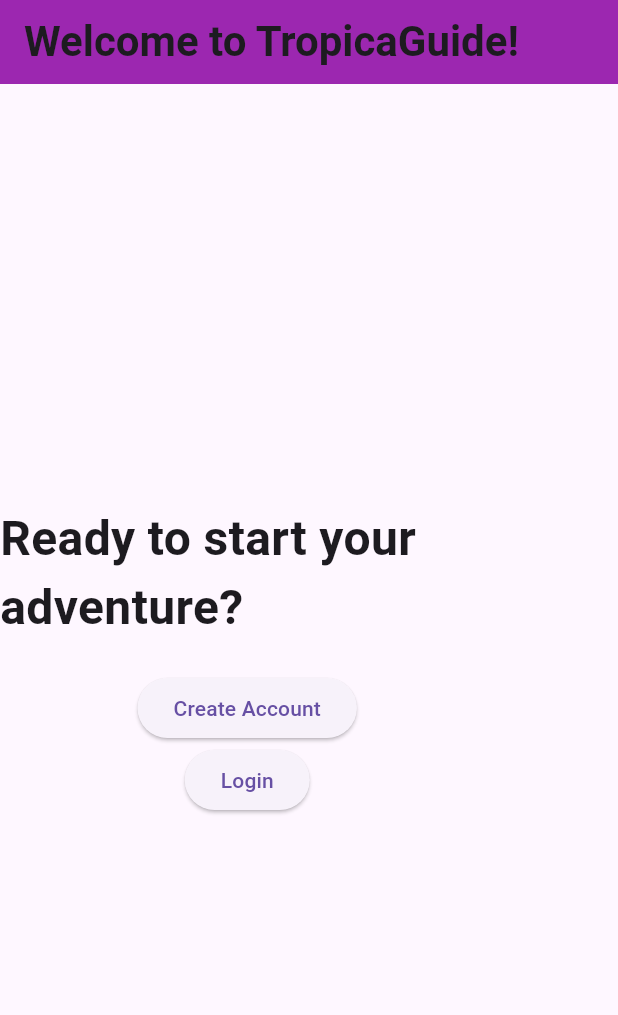
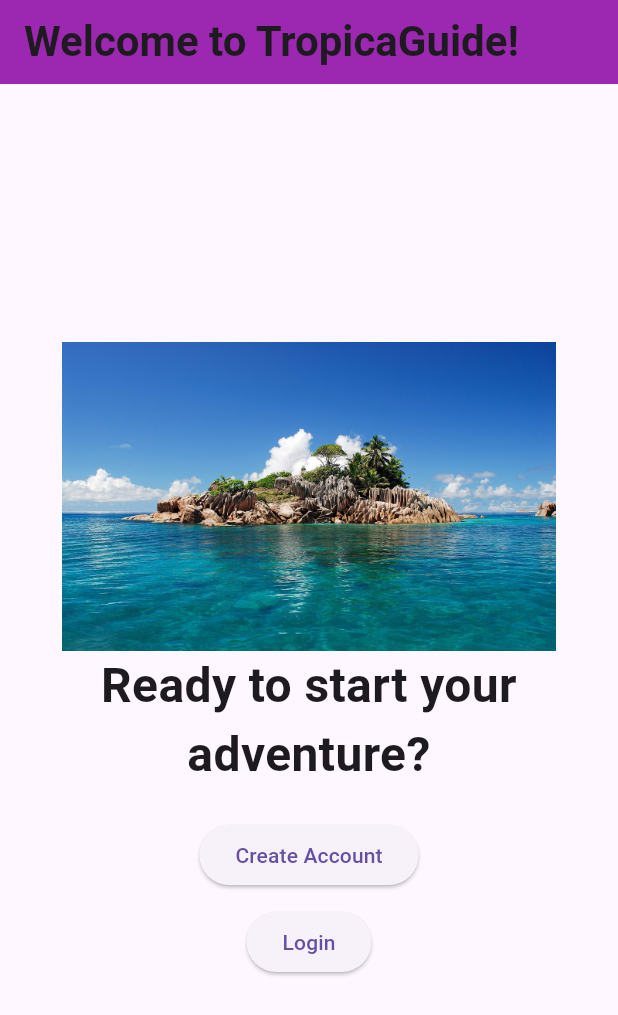
Before and after one commit to hien-dao/MobAppDev_Project02, a Flutter app: the screen it shows after launch, on a phone screen of 412 x 824 dp. Shown: the top 1015 px of the screen. Run offline on Flutter 3.47's test engine with Material 3 defaults, Android fonts, the light colour scheme and no system bars; drawn by our look-alikes of animated_text_kit; our stand-ins replace cloud_firestore, firebase_auth, firebase_core; accounts and stored records are empty.

Commit message:
Update firstscreen and pubspec.yaml to have tropical island image

```diff
--- a/lib/SCREENS/firstscreen.dart
+++ b/lib/SCREENS/firstscreen.dart
@@ -14,9 +14,18 @@ class FirstScreen extends StatelessWidget {
         ),
         backgroundColor: Colors.purple,
       ),
-      body: Column(
+      body: SizedBox(
+        width: double.infinity,
+        child: Column(
           mainAxisAlignment: MainAxisAlignment.center,
           children: [
+            // Tropical-themed image
+            Image.asset(
+              'assets/tropical_island.jpg',
+              width: MediaQuery.of(context).size.width * 0.8,
+            ),
+
+            // Animated welcome message
             SizedBox(
               width: MediaQuery.of(context).size.width * 0.8,
               child: AnimatedTextKit(
@@ -24,6 +33,7 @@ class FirstScreen extends StatelessWidget {
                   TypewriterAnimatedText(
                     'Ready to start your adventure?',
                     textStyle: const TextStyle(fontSize: 32, fontWeight: FontWeight.bold),
+                    textAlign: TextAlign.center,
                     speed: const Duration(milliseconds: 100),
                   ),
                 ],
@@ -39,6 +49,7 @@ class FirstScreen extends StatelessWidget {
               },
               child: const Text('Create Account'),
             ),
+            SizedBox(height: 10),
 
             //Go to login via /login
             ElevatedButton(
@@ -48,6 +59,7 @@ class FirstScreen extends StatelessWidget {
               child: const Text('Login'),
             ),
           ],
+        )
       ),
     );
   }
--- a/pubspec.yaml
+++ b/pubspec.yaml
@@ -63,9 +63,8 @@ flutter:
   uses-material-design: true
 
   # To add assets to your application, add an assets section, like this:
-  # assets:
-  #   - images/a_dot_burr.jpeg
-  #   - images/a_dot_ham.jpeg
+  assets:
+    - assets/
 
   # An image asset can refer to one or more resolution-specific "variants", see
   # https://flutter.dev/to/resolution-aware-images
```
Also changed, not shown: assets/tropical_island.jpg (added). Lines whose indentation alone changed are shown as unchanged.
